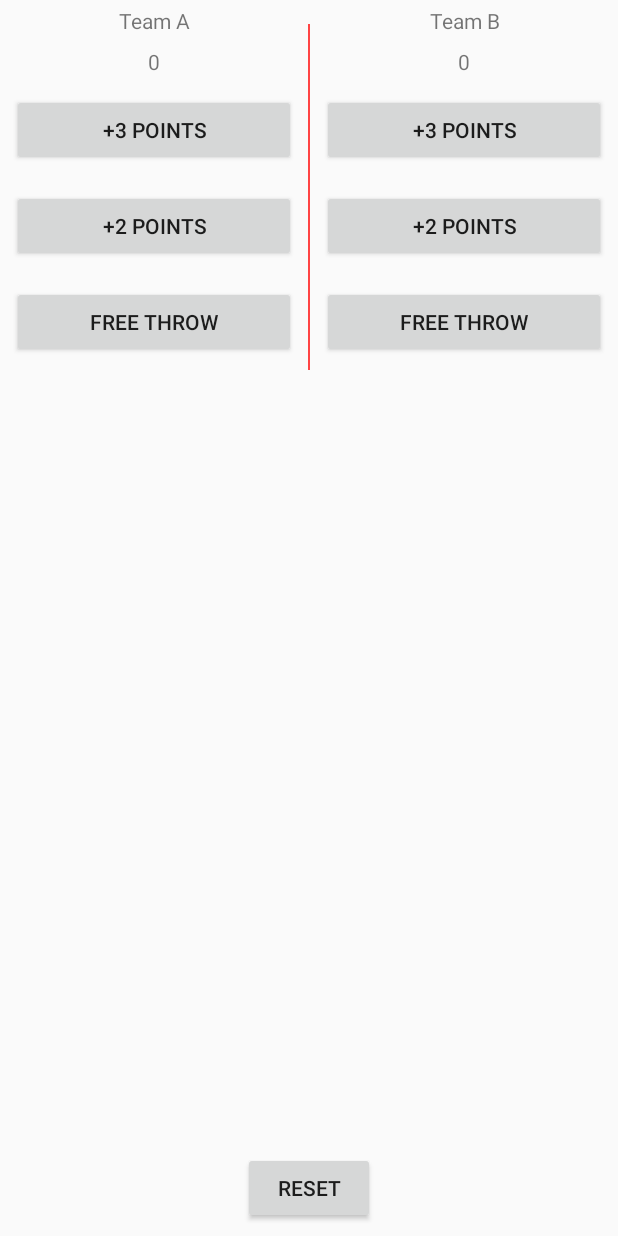
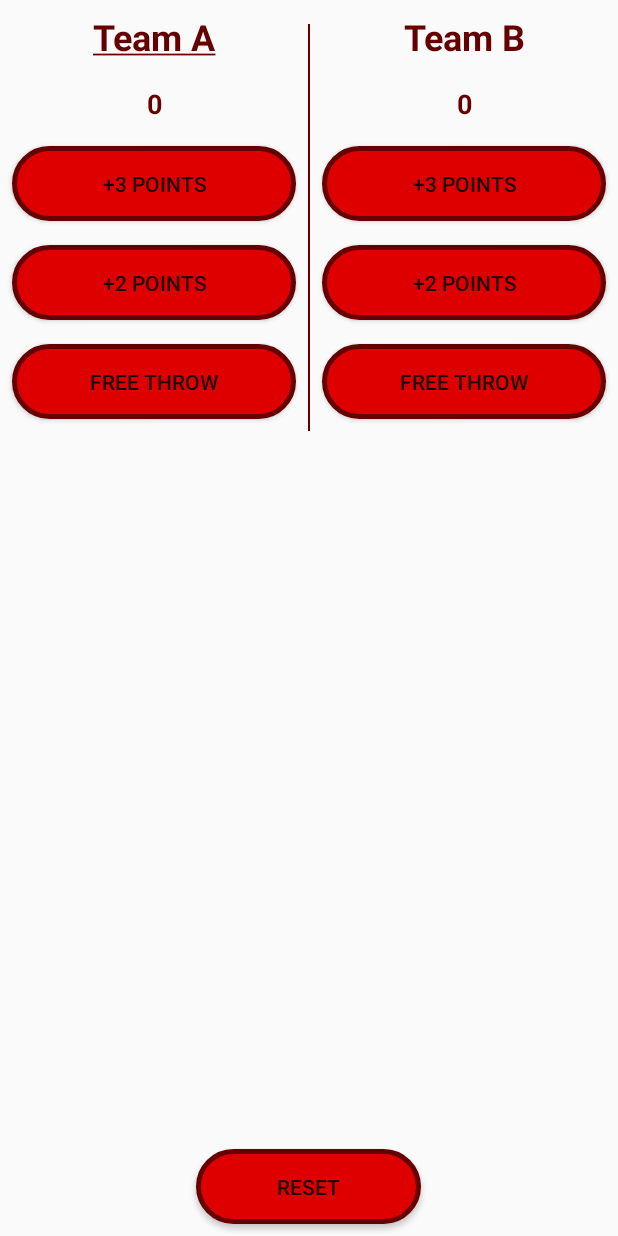
Before and after one commit to Chigrin/CourtCounter, an Android app: the layout activity_main.xml on its own in the app's theme, with its tools: preview values and no code run, on a phone screen of 412 x 824 dp. Run offline under Robolectric (Android 15) with nearby library versions, the phone set to English and light mode, and no system bars.

Commit message:
The bottons have been modifeid autolink doesn't work

```diff
--- a/app/src/main/java/com/example/android/courtcounter/MainActivity.java
+++ b/app/src/main/java/com/example/android/courtcounter/MainActivity.java
@@ -2,6 +2,7 @@ package com.example.android.courtcounter;
 
 import android.os.Bundle;
 import android.support.v7.app.AppCompatActivity;
+import android.text.method.LinkMovementMethod;
 import android.view.View;
 import android.widget.TextView;
 
@@ -61,6 +62,7 @@ public class MainActivity extends AppCompatActivity {
      * Increase the score for Team A by 2 points.
      */
     public void addTwoForTeamB(View v) {
+        scoreTeamB = scoreTeamB + 2;
      displayForTeamB(scoreTeamB);
     }
 
@@ -91,4 +93,6 @@ public class MainActivity extends AppCompatActivity {
         TextView scoreView = (TextView) findViewById(R.id.team_b_score);
         scoreView.setText(String.valueOf(score));
     }
+
+
 }
--- /dev/null
+++ b/app/src/main/res/drawable/buttonshape.xml
@@ -0,0 +1,23 @@
+<?xml version="1.0" encoding="utf-8"?>
+<shape xmlns:android="http://schemas.android.com/apk/res/android" android:shape="rectangle" >
+    <corners
+        android:radius="30dp"
+        />
+    <solid
+        android:color="#DE0000"
+        />
+    <padding
+        android:left="0dp"
+        android:top="0dp"
+        android:right="0dp"
+        android:bottom="0dp"
+        />
+    <size
+        android:width="250dp"
+        android:height="50dp"
+        />
+    <stroke
+        android:width="3dp"
+        android:color="#660000"
+        />
+</shape>
--- /dev/null
+++ b/app/src/main/res/drawable/buttonshape2.xml
@@ -0,0 +1,23 @@
+<?xml version="1.0" encoding="utf-8"?>
+<shape xmlns:android="http://schemas.android.com/apk/res/android" android:shape="rectangle" >
+    <corners
+        android:radius="30dp"
+        />
+    <solid
+        android:color="#DE0000"
+        />
+    <padding
+        android:left="0dp"
+        android:top="0dp"
+        android:right="0dp"
+        android:bottom="0dp"
+        />
+    <size
+        android:width="150dp"
+        android:height="50dp"
+        />
+    <stroke
+        android:width="3dp"
+        android:color="#660000"
+        />
+</shape>
--- a/app/src/main/res/layout/activity_main.xml
+++ b/app/src/main/res/layout/activity_main.xml
@@ -9,7 +9,8 @@
 
     <RelativeLayout
         android:layout_width="match_parent"
-        android:layout_height="match_parent">
+        android:layout_height="match_parent"
+        android:clickable="false">
 
 
         <LinearLayout
@@ -27,22 +28,32 @@
                 <TextView
                     android:layout_width="match_parent"
                     android:layout_height="wrap_content"
+                    android:autoLink="web"
+                    android:clickable="true"
                     android:gravity="center"
-                    android:padding="4dp"
-                    android:text="Team A" />
+                    android:padding="8dp"
+                    android:text="@string/link"
+                    android:textColor="#660000"
+                    android:textColorLink="#660000"
+                    android:textSize="24sp"
+                    android:textStyle="bold" />
 
                 <TextView
                     android:id="@+id/team_a_score"
                     android:layout_width="match_parent"
                     android:layout_height="wrap_content"
                     android:gravity="center"
-                    android:padding="4dp"
-                    android:text="0" />
+                    android:padding="8dp"
+                    android:text="0"
+                    android:textColor="#660000"
+                    android:textSize="18sp"
+                    android:textStyle="bold" />
 
                 <Button
                     android:layout_width="match_parent"
                     android:layout_height="wrap_content"
                     android:layout_margin="8dp"
+                    android:background="@drawable/buttonshape"
                     android:onClick="addThreeForTeamA"
                     android:text="+3 Points" />
 
@@ -50,6 +61,7 @@
                     android:layout_width="match_parent"
                     android:layout_height="wrap_content"
                     android:layout_margin="8dp"
+                    android:background="@drawable/buttonshape"
                     android:onClick="addTwoForTeamA"
                     android:text="+2 Points" />
 
@@ -57,6 +69,7 @@
                     android:layout_width="match_parent"
                     android:layout_height="wrap_content"
                     android:layout_margin="8dp"
+                    android:background="@drawable/buttonshape"
                     android:onClick="addOneForTeamA"
                     android:text="Free throw" />
             </LinearLayout>
@@ -65,7 +78,7 @@
                 android:layout_width="1dp"
                 android:layout_height="match_parent"
                 android:layout_marginTop="16dp"
-                android:background="@android:color/holo_red_light" />
+                android:background="#660000" />
 
             <LinearLayout
                 android:layout_width="0dp"
@@ -77,21 +90,28 @@
                     android:layout_width="match_parent"
                     android:layout_height="wrap_content"
                     android:gravity="center"
-                    android:padding="4dp"
-                    android:text="Team B" />
+                    android:padding="8dp"
+                    android:text="Team B"
+                    android:textColor="#660000"
+                    android:textSize="24sp"
+                    android:textStyle="bold" />
 
                 <TextView
                     android:id="@+id/team_b_score"
                     android:layout_width="match_parent"
                     android:layout_height="wrap_content"
                     android:gravity="center"
-                    android:padding="4dp"
-                    android:text="0" />
+                    android:padding="8dp"
+                    android:text="0"
+                    android:textColor="#660000"
+                    android:textSize="18sp"
+                    android:textStyle="bold" />
 
                 <Button
                     android:layout_width="match_parent"
                     android:layout_height="wrap_content"
                     android:layout_margin="8dp"
+                    android:background="@drawable/buttonshape"
                     android:onClick="addThreeForTeamB"
                     android:text="+3 Points" />
 
@@ -99,6 +119,7 @@
                     android:layout_width="match_parent"
                     android:layout_height="wrap_content"
                     android:layout_margin="8dp"
+                    android:background="@drawable/buttonshape"
                     android:onClick="addTwoForTeamB"
                     android:text="+2 Points" />
 
@@ -106,6 +127,7 @@
                     android:layout_width="match_parent"
                     android:layout_height="wrap_content"
                     android:layout_margin="8dp"
+                    android:background="@drawable/buttonshape"
                     android:onClick="addOneForTeamB"
                     android:text="Free throw" />
             </LinearLayout>
@@ -119,6 +141,7 @@
             android:layout_alignParentBottom="true"
             android:layout_centerHorizontal="true"
             android:layout_margin="8dp"
+            android:background="@drawable/buttonshape2"
             android:onClick="Reset"
             android:text="Reset" />
 
--- a/app/src/main/res/values/colors.xml
+++ b/app/src/main/res/values/colors.xml
@@ -1,6 +1,6 @@
 <?xml version="1.0" encoding="utf-8"?>
 <resources>
-    <color name="colorPrimary">#3F51B5</color>
+    <color name="colorPrimary">#3f51b5</color>
     <color name="colorPrimaryDark">#303F9F</color>
     <color name="colorAccent">#FF4081</color>
 </resources>
--- a/app/src/main/res/values/strings.xml
+++ b/app/src/main/res/values/strings.xml
@@ -1,3 +1,4 @@
 <resources>
     <string name="app_name">Court Counter</string>
+    <string name="link"><a href="https://www.google.pl/">Team A</a></string>
 </resources>
--- a/app/src/main/res/values/styles.xml
+++ b/app/src/main/res/values/styles.xml
@@ -1,7 +1,7 @@
 <resources>
 
     <!-- Base application theme. -->
-    <style name="AppTheme" parent="Theme.AppCompat.Light.DarkActionBar">
+    <style name="AppTheme" parent="Theme.AppCompat.Light.NoActionBar">
         <!-- Customize your theme here. -->
         <item name="colorPrimary">@color/colorPrimary</item>
         <item name="colorPrimaryDark">@color/colorPrimaryDark</item>
```
